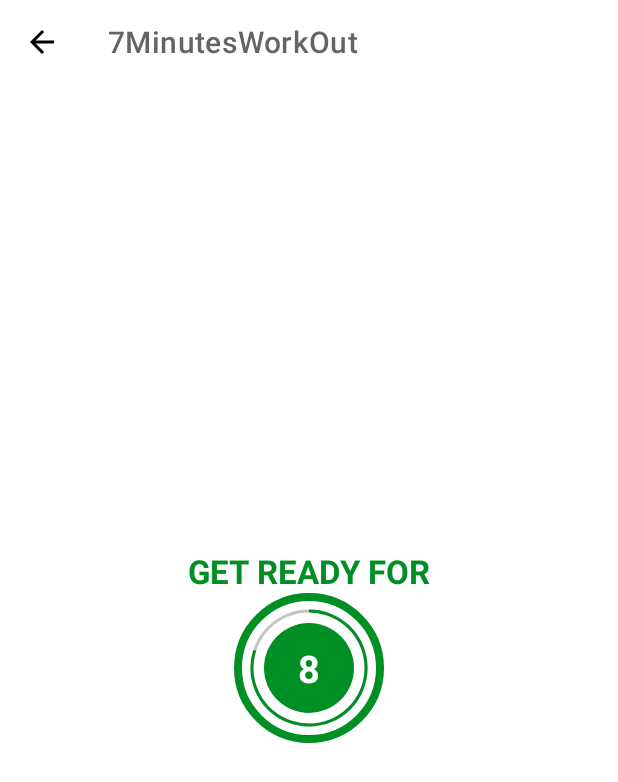
After one commit to maksimgromov/7MinutesWorkOut, an Android app: the ExerciseActivity screen opened directly, with no data from a screen before it, on a phone screen of 412 x 824 dp. The commit adds this screen. Shown: the top 782 px of the screen. Run offline under Robolectric (Android 15) with nearby library versions, the phone set to English and light mode, and no system bars.

Commit message:
Working commit.

```diff
--- a/app/src/main/AndroidManifest.xml
+++ b/app/src/main/AndroidManifest.xml
@@ -14,6 +14,9 @@
         android:theme="@style/Theme.7MinutesWorkOut"
         tools:targetApi="31">
         <activity
+            android:name=".ExerciseActivity"
+            android:exported="false" />
+        <activity
             android:name=".MainActivity"
             android:exported="true">
             <intent-filter>
--- /dev/null
+++ b/app/src/main/java/com/maksimgromov/a7minutesworkout/ExerciseActivity.kt
@@ -0,0 +1,68 @@
+package com.maksimgromov.a7minutesworkout
+
+import androidx.appcompat.app.AppCompatActivity
+import android.os.Bundle
+import android.os.CountDownTimer
+import android.widget.Toast
+import com.maksimgromov.a7minutesworkout.databinding.ActivityExerciseBinding
+
+class ExerciseActivity : AppCompatActivity() {
+
+    private var binding : ActivityExerciseBinding? = null
+    private var restTimer : CountDownTimer? = null
+    private var restProgress : Int = 0
+    private val millisInFuture : Long = 10000
+    private val countDownInterval : Long = 1000
+    private val timerMaximumValue : Int = 10
+
+    override fun onCreate(savedInstanceState: Bundle?) {
+        super.onCreate(savedInstanceState)
+        binding = ActivityExerciseBinding.inflate(layoutInflater)
+        setContentView(binding?.root)
+        setSupportActionBar(binding?.toolbarExercise)
+        if(supportActionBar != null) {
+            supportActionBar?.setDisplayHomeAsUpEnabled(true)
+        }
+        binding?.toolbarExercise?.setNavigationOnClickListener {
+            onBackPressed()
+        }
+        setRestView()
+    }
+
+    override fun onDestroy() {
+        super.onDestroy()
+        binding = null
+        if(restTimer != null) {
+            restTimer?.cancel()
+            restProgress = 0
+        }
+    }
+
+    private fun setRestView() {
+        if(restTimer != null) {
+            restTimer?.cancel()
+            restProgress = 0
+        }
+        setRestProgressBar()
+    }
+
+    private fun setRestProgressBar() {
+        binding?.progressBar?.progress = restProgress
+        restTimer = object : CountDownTimer(millisInFuture, countDownInterval) {
+
+            override fun onTick(p0: Long) {
+                restProgress++
+                binding?.progressBar?.progress = timerMaximumValue - restProgress
+                binding?.tvTimer?.text = (timerMaximumValue - restProgress).toString()
+            }
+
+            override fun onFinish() {
+                Toast.makeText(
+                    this@ExerciseActivity,
+                    "Here now we will start the exercise",
+                    Toast.LENGTH_SHORT
+                ).show()
+            }
+        }.start()
+    }
+}
--- a/app/src/main/java/com/maksimgromov/a7minutesworkout/MainActivity.kt
+++ b/app/src/main/java/com/maksimgromov/a7minutesworkout/MainActivity.kt
@@ -1,5 +1,6 @@
 package com.maksimgromov.a7minutesworkout
 
+import android.content.Intent
 import androidx.appcompat.app.AppCompatActivity
 import android.os.Bundle
 import android.widget.FrameLayout
@@ -16,11 +17,8 @@ class MainActivity : AppCompatActivity() {
         setContentView(binding?.root)
 
         binding?.flStart?.setOnClickListener {
-            Toast.makeText(
-                this@MainActivity,
-                "Here we will",
-                Toast.LENGTH_SHORT
-            ).show()
+            val intent = Intent(this, ExerciseActivity::class.java)
+            startActivity(intent)
         }
     }
 
--- /dev/null
+++ b/app/src/main/res/drawable/circular_progress_bar.xml
@@ -0,0 +1,14 @@
+<?xml version="1.0" encoding="utf-8"?>
+<layer-list xmlns:android="http://schemas.android.com/apk/res/android">
+    <item>
+        <shape
+            android:innerRadiusRatio="2.7"
+            android:shape="ring"
+            android:thicknessRatio="50.0"
+            android:useLevel="true"
+            >
+            <solid android:color="@color/colorAccent"/>
+        </shape>
+    </item>
+
+</layer-list>
--- /dev/null
+++ b/app/src/main/res/drawable/circular_progress_gray.xml
@@ -0,0 +1,13 @@
+<?xml version="1.0" encoding="utf-8"?>
+<layer-list xmlns:android="http://schemas.android.com/apk/res/android">
+    <item>
+        <shape
+            android:innerRadiusRatio="2.7"
+            android:shape="ring"
+            android:thicknessRatio="50.0"
+            android:useLevel="false"
+            >
+            <solid android:color="@color/lightGrey"/>
+        </shape>
+    </item>
+</layer-list>
--- /dev/null
+++ b/app/src/main/res/drawable/item_circular_color_accent_background.xml
@@ -0,0 +1,5 @@
+<?xml version="1.0" encoding="utf-8"?>
+<shape xmlns:android="http://schemas.android.com/apk/res/android"
+    android:shape="oval">
+    <solid android:color="@color/colorAccent"/>
+</shape>
--- /dev/null
+++ b/app/src/main/res/layout/activity_exercise.xml
@@ -0,0 +1,75 @@
+<?xml version="1.0" encoding="utf-8"?>
+<androidx.constraintlayout.widget.ConstraintLayout
+    xmlns:android="http://schemas.android.com/apk/res/android"
+    xmlns:app="http://schemas.android.com/apk/res-auto"
+    xmlns:tools="http://schemas.android.com/tools"
+    android:layout_width="match_parent"
+    android:layout_height="match_parent"
+    tools:context=".ExerciseActivity">
+
+    <androidx.appcompat.widget.Toolbar
+        android:id="@+id/toolbarExercise"
+        app:layout_constraintTop_toTopOf="parent"
+        android:layout_width="match_parent"
+        android:layout_height="?android:attr/actionBarSize"
+        android:theme="@style/ToolbarTheme"
+        android:background="@color/white"
+        app:titleTextColor="@color/colorPrimary"
+        />
+
+    <TextView
+        android:id="@+id/tvTitle"
+        android:layout_width="wrap_content"
+        android:layout_height="wrap_content"
+        android:text="@string/get_ready_for"
+        android:textSize="@dimen/default_button_text_size"
+        android:textColor="@color/colorAccent"
+        android:textStyle="bold"
+        app:layout_constraintEnd_toEndOf="parent"
+        app:layout_constraintStart_toStartOf="parent"
+        app:layout_constraintBottom_toTopOf="@+id/flProgressBar"
+        />
+
+    <FrameLayout
+        android:id="@+id/flProgressBar"
+        android:layout_width="100dp"
+        android:layout_height="100dp"
+        android:layout_marginTop="10dp"
+        android:background="@drawable/item_circular_color_accent_border"
+        app:layout_constraintBottom_toBottomOf="parent"
+        app:layout_constraintEnd_toEndOf="parent"
+        app:layout_constraintStart_toStartOf="parent"
+        app:layout_constraintTop_toBottomOf="@+id/toolbarExercise">
+
+        <ProgressBar
+            android:id="@+id/progressBar"
+            style="?android:attr/progressBarStyleHorizontal"
+            android:layout_width="100dp"
+            android:layout_height="100dp"
+            android:layout_gravity="center"
+            android:background="@drawable/circular_progress_gray"
+            android:progressDrawable="@drawable/circular_progress_bar"
+            android:indeterminate="false"
+            android:max="10"
+            android:progress="100"
+            android:rotation="-90"/>
+
+        <LinearLayout
+            android:layout_width="60dp"
+            android:layout_height="60dp"
+            android:layout_gravity="center"
+            android:gravity="center"
+            android:background="@drawable/item_circular_color_accent_background">
+
+            <TextView
+                android:id="@+id/tvTimer"
+                android:layout_width="wrap_content"
+                android:layout_height="wrap_content"
+                android:textColor="@color/white"
+                android:textSize="25sp"
+                android:textStyle="bold"
+                tools:text="10"/>
+        </LinearLayout>
+    </FrameLayout>
+
+</androidx.constraintlayout.widget.ConstraintLayout>
--- a/app/src/main/res/values/colors.xml
+++ b/app/src/main/res/values/colors.xml
@@ -11,4 +11,5 @@
     <color name="colorPrimaryDark">#B2212121</color>
     <color name="colorAccent">#008F24</color>
     <color name="lightGrey">#C4C4C4</color>
+    <color name="toolbar_color_control_normal">#FF000000</color>
 </resources>
--- a/app/src/main/res/values/strings.xml
+++ b/app/src/main/res/values/strings.xml
@@ -2,4 +2,5 @@
     <string name="app_name">7MinutesWorkOut</string>
     <string name="image">start image</string>
     <string name="start">START</string>
+    <string name="get_ready_for">GET READY FOR</string>
 </resources>
--- a/app/src/main/res/values/themes.xml
+++ b/app/src/main/res/values/themes.xml
@@ -13,4 +13,8 @@
         <item name="android:statusBarColor" >?attr/colorPrimaryVariant</item>
         <!-- Customize your theme here. -->
     </style>
+
+    <style name="ToolbarTheme" parent="@style/ThemeOverlay.MaterialComponents.ActionBar">
+        <item name="colorControlNormal">@color/toolbar_color_control_normal</item>
+    </style>
 </resources>
```
